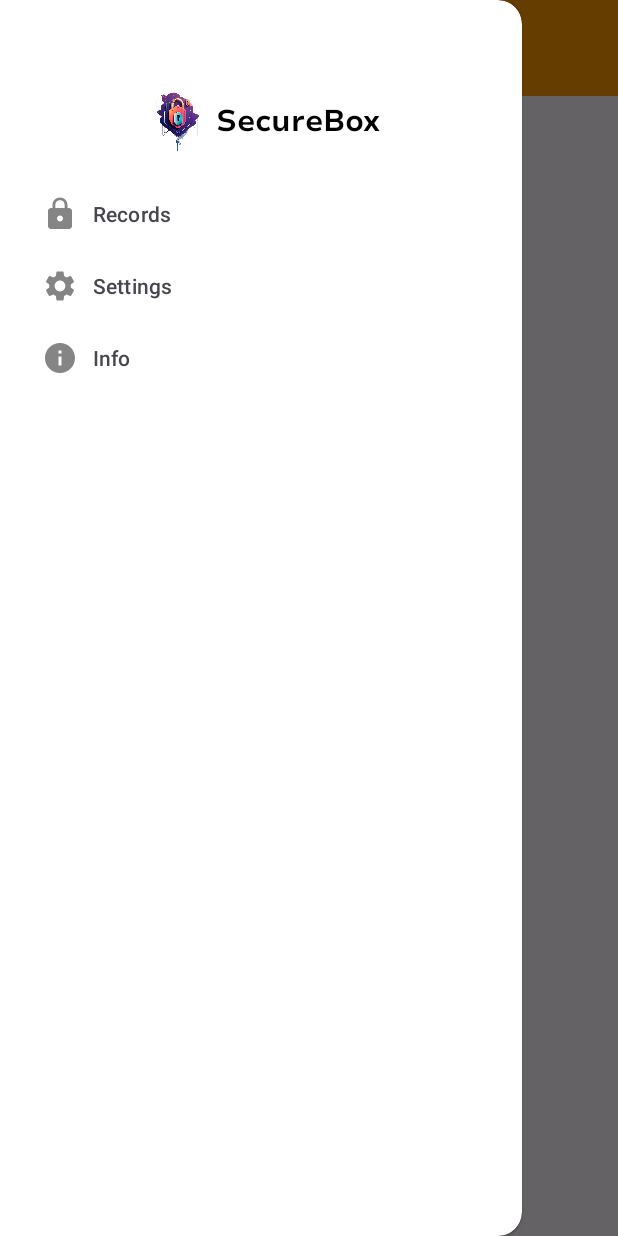
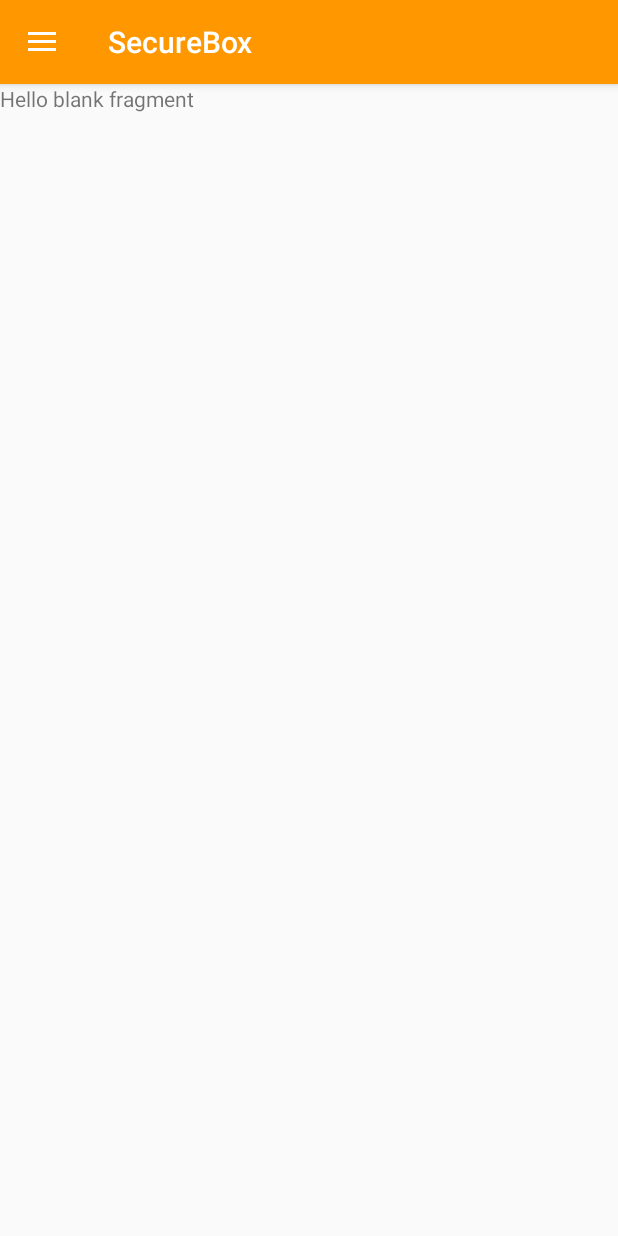
Before and after one commit to antoniosilva096/SecureBox-CM_Proyect, an Android app: the screen it shows after launch (MainActivity), in the side drawer, after a tap on "Settings", on a phone screen of 412 x 824 dp. Run offline under Robolectric (Android 15) with nearby library versions, the light colour scheme and no system bars.

Commit message:
Finalización de DrawerLayout (menú lateral) y manego de las vistas records, settings, info y exit

```diff
--- a/app/src/main/AndroidManifest.xml
+++ b/app/src/main/AndroidManifest.xml
@@ -10,11 +10,12 @@
         android:label="@string/app_name"
         android:roundIcon="@mipmap/icono_secure_box_round"
         android:supportsRtl="true"
-        android:theme="@style/Theme.SecureBox"
+        android:theme="@style/AppTheme"
         tools:targetApi="31">
         <activity
             android:name="com.computacionmovil.securebox.MainActivity"
-            android:exported="true">
+            android:exported="true"
+            android:theme="@style/AppTheme.NoActionBar">
             <intent-filter>
                 <action android:name="android.intent.action.MAIN" />
 
--- /dev/null
+++ b/app/src/main/java/com/computacionmovil/securebox/Fragmentos/F_Records.java
@@ -0,0 +1,66 @@
+package com.computacionmovil.securebox.Fragmentos;
+
+import android.os.Bundle;
+
+import androidx.fragment.app.Fragment;
+
+import android.view.LayoutInflater;
+import android.view.View;
+import android.view.ViewGroup;
+
+import com.example.securebox.R;
+
+/**
+ * A simple {@link Fragment} subclass.
+ * Use the {@link F_Records#newInstance} factory method to
+ * create an instance of this fragment.
+ */
+public class F_Records extends Fragment {
+
+    // TODO: Rename parameter arguments, choose names that match
+    // the fragment initialization parameters, e.g. ARG_ITEM_NUMBER
+    private static final String ARG_PARAM1 = "param1";
+    private static final String ARG_PARAM2 = "param2";
+
+    // TODO: Rename and change types of parameters
+    private String mParam1;
+    private String mParam2;
+
+    public F_Records() {
+        // Required empty public constructor
+    }
+
+    /**
+     * Use this factory method to create a new instance of
+     * this fragment using the provided parameters.
+     *
+     * @param param1 Parameter 1.
+     * @param param2 Parameter 2.
+     * @return A new instance of fragment F_Records.
+     */
+    // TODO: Rename and change types and number of parameters
+    public static F_Records newInstance(String param1, String param2) {
+        F_Records fragment = new F_Records();
+        Bundle args = new Bundle();
+        args.putString(ARG_PARAM1, param1);
+        args.putString(ARG_PARAM2, param2);
+        fragment.setArguments(args);
+        return fragment;
+    }
+
+    @Override
+    public void onCreate(Bundle savedInstanceState) {
+        super.onCreate(savedInstanceState);
+        if (getArguments() != null) {
+            mParam1 = getArguments().getString(ARG_PARAM1);
+            mParam2 = getArguments().getString(ARG_PARAM2);
+        }
+    }
+
+    @Override
+    public View onCreateView(LayoutInflater inflater, ViewGroup container,
+                             Bundle savedInstanceState) {
+        // Inflate the layout for this fragment
+        return inflater.inflate(R.layout.fragment_f__records, container, false);
+    }
+}
--- /dev/null
+++ b/app/src/main/java/com/computacionmovil/securebox/Fragmentos/F_Settings.java
@@ -0,0 +1,66 @@
+package com.computacionmovil.securebox.Fragmentos;
+
+import android.os.Bundle;
+
+import androidx.fragment.app.Fragment;
+
+import android.view.LayoutInflater;
+import android.view.View;
+import android.view.ViewGroup;
+
+import com.example.securebox.R;
+
+/**
+ * A simple {@link Fragment} subclass.
+ * Use the {@link F_Settings#newInstance} factory method to
+ * create an instance of this fragment.
+ */
+public class F_Settings extends Fragment {
+
+    // TODO: Rename parameter arguments, choose names that match
+    // the fragment initialization parameters, e.g. ARG_ITEM_NUMBER
+    private static final String ARG_PARAM1 = "param1";
+    private static final String ARG_PARAM2 = "param2";
+
+    // TODO: Rename and change types of parameters
+    private String mParam1;
+    private String mParam2;
+
+    public F_Settings() {
+        // Required empty public constructor
+    }
+
+    /**
+     * Use this factory method to create a new instance of
+     * this fragment using the provided parameters.
+     *
+     * @param param1 Parameter 1.
+     * @param param2 Parameter 2.
+     * @return A new instance of fragment F_Settings.
+     */
+    // TODO: Rename and change types and number of parameters
+    public static F_Settings newInstance(String param1, String param2) {
+        F_Settings fragment = new F_Settings();
+        Bundle args = new Bundle();
+        args.putString(ARG_PARAM1, param1);
+        args.putString(ARG_PARAM2, param2);
+        fragment.setArguments(args);
+        return fragment;
+    }
+
+    @Override
+    public void onCreate(Bundle savedInstanceState) {
+        super.onCreate(savedInstanceState);
+        if (getArguments() != null) {
+            mParam1 = getArguments().getString(ARG_PARAM1);
+            mParam2 = getArguments().getString(ARG_PARAM2);
+        }
+    }
+
+    @Override
+    public View onCreateView(LayoutInflater inflater, ViewGroup container,
+                             Bundle savedInstanceState) {
+        // Inflate the layout for this fragment
+        return inflater.inflate(R.layout.fragment_f__settings, container, false);
+    }
+}
--- a/app/src/main/java/com/computacionmovil/securebox/MainActivity.java
+++ b/app/src/main/java/com/computacionmovil/securebox/MainActivity.java
@@ -3,12 +3,17 @@ package com.computacionmovil.securebox;
 import androidx.annotation.NonNull;
 import androidx.appcompat.app.ActionBarDrawerToggle;
 import androidx.appcompat.app.AppCompatActivity;
+import androidx.core.view.GravityCompat;
 import androidx.drawerlayout.widget.DrawerLayout;
 
 import android.os.Bundle;
 import android.view.MenuItem;
+import android.widget.Toast;
+
 import androidx.appcompat.widget.Toolbar; //Importante importar el mismo toolbar que en el xml
 
+import com.computacionmovil.securebox.Fragmentos.F_Records;
+import com.computacionmovil.securebox.Fragmentos.F_Settings;
 import com.example.securebox.R;
 import com.google.android.material.navigation.NavigationView;
 
@@ -43,10 +48,39 @@ public class MainActivity extends AppCompatActivity implements NavigationView.On
 
         toggle.syncState();
 
+        if (savedInstanceState == null){
+            getSupportFragmentManager().beginTransaction().replace(R.id.fragment_container,
+                    new F_Records()).commit(); //Establecemos el fragmento que muestra los registros como el que se muestra por defecto
+
+            navigationView.setCheckedItem(R.id.Option_All);
+        }
+
     }
 
     @Override
     public boolean onNavigationItemSelected(@NonNull MenuItem menuItem) {
-        return false;
+
+        //Aquí controlaremos los fragmentos
+        //Vamos a asociar cada fragmentocon el evento de pulsar uno de los "botones"(items) del menú lateral
+        //Estó modificará la vista que se presenta ya que solo se visualizará el fragmento seleccionado que se haya vinculado al item
+
+        int id = menuItem.getItemId();
+        if (id == R.id.Option_All){
+            getSupportFragmentManager().beginTransaction().replace(R.id.fragment_container,
+                    new F_Records()).commit();
+        }
+
+        if(id == R.id.Option_Settings){
+            getSupportFragmentManager().beginTransaction().replace(R.id.fragment_container,
+                    new F_Settings()).commit();
+        }
+
+        if (id == R.id.Option_Exit){
+            Toast.makeText(this, "Logout...", Toast.LENGTH_SHORT).show();
+        }
+
+        drawer.closeDrawer(GravityCompat.START);
+
+        return true;
     }
 }
--- /dev/null
+++ b/app/src/main/res/drawable-anydpi/exit_icon.xml
@@ -0,0 +1,12 @@
+<vector xmlns:android="http://schemas.android.com/apk/res/android"
+    android:width="24dp"
+    android:height="24dp"
+    android:viewportWidth="24"
+    android:viewportHeight="24"
+    android:tint="#333333"
+    android:alpha="0.6"
+    android:autoMirrored="true">
+  <path
+      android:fillColor="@android:color/white"
+      android:pathData="M10.09,15.59L11.5,17l5,-5 -5,-5 -1.41,1.41L12.67,11H3v2h9.67l-2.58,2.59zM19,3H5c-1.11,0 -2,0.9 -2,2v4h2V5h14v14H5v-4H3v4c0,1.1 0.89,2 2,2h14c1.1,0 2,-0.9 2,-2V5c0,-1.1 -0.9,-2 -2,-2z"/>
+</vector>
--- /dev/null
+++ b/app/src/main/res/layout/fragment_f__settings.xml
@@ -0,0 +1,13 @@
+<FrameLayout xmlns:android="http://schemas.android.com/apk/res/android"
+    xmlns:tools="http://schemas.android.com/tools"
+    android:layout_width="match_parent"
+    android:layout_height="match_parent"
+    tools:context="com.computacionmovil.securebox.Fragmentos.F_Settings">
+
+    <!-- TODO: Update blank fragment layout -->
+    <TextView
+        android:layout_width="match_parent"
+        android:layout_height="match_parent"
+        android:text="@string/hello_blank_fragment" />
+
+</FrameLayout>
--- a/app/src/main/res/menu/drawer_menu.xml
+++ b/app/src/main/res/menu/drawer_menu.xml
@@ -21,5 +21,11 @@
         android:icon="@drawable/info_icon"
         />
 
+    <item
+        android:id="@+id/Option_Exit"
+        android:title="@string/Option_Info"
+        android:icon="@drawable/exit_icon"
+        />
+
 
 </menu>
--- a/app/src/main/res/values/strings.xml
+++ b/app/src/main/res/values/strings.xml
@@ -4,14 +4,17 @@
 
     <!-- Menu drawer-->
 
-    <string name = "Option_Records">Records</string>
-    <string name = "Option_Settings">Settings</string>
-    <string name = "Option_Info">Info</string>
+    <string name="Option_Records">Records</string>
+    <string name="Option_Settings">Settings</string>
+    <string name="Option_Info">Info</string>
+    <string name="Option_Exit">Exit</string>
 
 
     <!-- DrawerLayout-->
     <string name="navigation_drawer_open">Open</string> <!-- Será el elemento que despliega nuestro menú lateral-->
-    <string name="navigation_drawer_close">Close</string> <!-- Será el elemento que esconde nuestro menú lateral-->
+    <string name="navigation_drawer_close">Close</string>
+    <!-- TODO: Remove or change this placeholder text -->
+    <string name="hello_blank_fragment">Hello blank fragment</string> <!-- Será el elemento que esconde nuestro menú lateral-->
 
 
 </resources>
```
Also changed, not shown: app/src/main/res/layout/fragment_f__records.xml (added, +13 -0 lines), app/src/main/res/drawable-hdpi/exit_icon.png (added), app/src/main/res/drawable-mdpi/exit_icon.png (added), app/src/main/res/drawable-xhdpi/exit_icon.png (added), app/src/main/res/drawable-xxhdpi/exit_icon.png (added).
